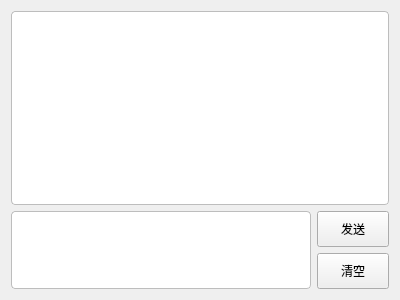
Before: the Qt Designer form ConfigTool/app/app_display.ui in kepler-444b/AODSN_Config, drawn with Qt 5.
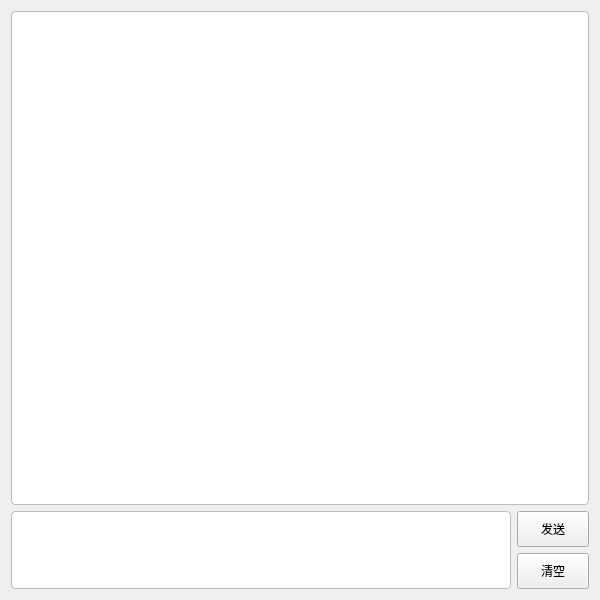
After: the same form once the commit is applied.

The edit to the form file:
```diff
--- a/ConfigTool/app/app_display.ui
+++ b/ConfigTool/app/app_display.ui
@@ -6,10 +6,16 @@
    <rect>
     <x>0</x>
     <y>0</y>
-    <width>400</width>
-    <height>300</height>
+    <width>600</width>
+    <height>600</height>
    </rect>
   </property>
+  <property name="minimumSize">
+   <size>
+    <width>600</width>
+    <height>600</height>
+   </size>
+  </property>
   <property name="windowTitle">
    <string>调试窗口</string>
   </property>
```
